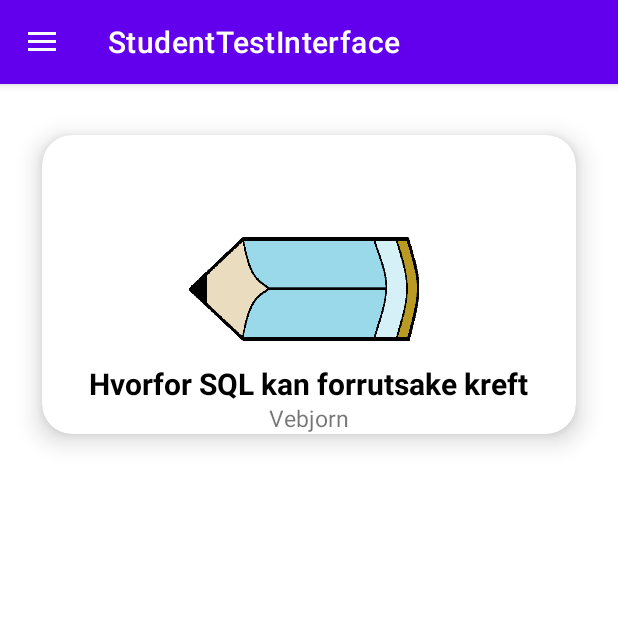
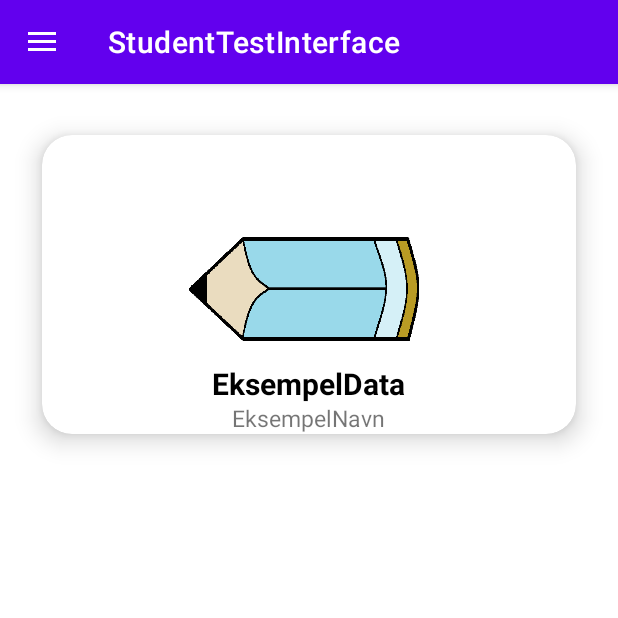
Before and after one commit to karl0573/StudentTestInterfaceApp, an Android app: the screen it shows after launch (MainActivity), on a phone screen of 412 x 824 dp, the top half of it. Run offline under Robolectric (Android 15) with nearby library versions, the phone set to English and light mode, and no system bars; our stand-ins replace data binding.

```diff
--- a/app/src/main/java/com/example/mobprosjekt/MainActivity.kt
+++ b/app/src/main/java/com/example/mobprosjekt/MainActivity.kt
@@ -48,8 +48,8 @@ class MainActivity : AppCompatActivity() {
 
         val testProve = Prove(
             R.drawable.blyant,
-            "Vebjorn",
-            "Hvorfor SQL kan forrutsake kreft"
+            "EksempelNavn",
+            "EksempelData"
         )
         proveListe.add(testProve)
     }
```
